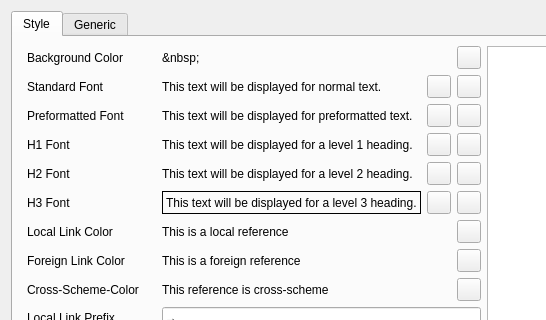
This is settingsdialog.ui in ikskuh/kristall as Qt 5 draws it before an edit; both pictures show x 0 to 546 and y 0 to 320 of the 800 by 480 pixel window. The edited form follows.
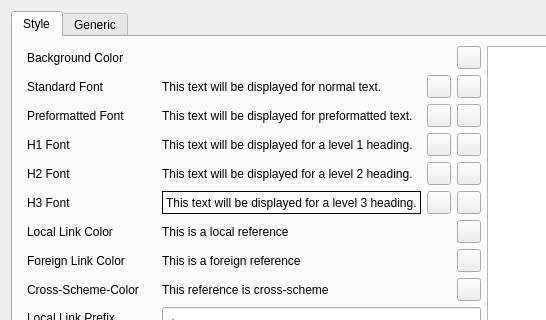
This is the edited form. Icons and pictures are not drawn.

Commit message: Removes need for markdown module.

```diff
--- a/settingsdialog.ui
+++ b/settingsdialog.ui
@@ -34,10 +34,10 @@
            <item>
             <widget class="QLabel" name="bg_preview">
              <property name="text">
-              <string>&amp;nbsp;</string>
+              <string>  </string>
              </property>
              <property name="textFormat">
-              <enum>Qt::MarkdownText</enum>
+              <enum>Qt::PlainText</enum>
              </property>
             </widget>
            </item>
```
Left out of the diff: 6 changed lines with no effect on the pictures.
